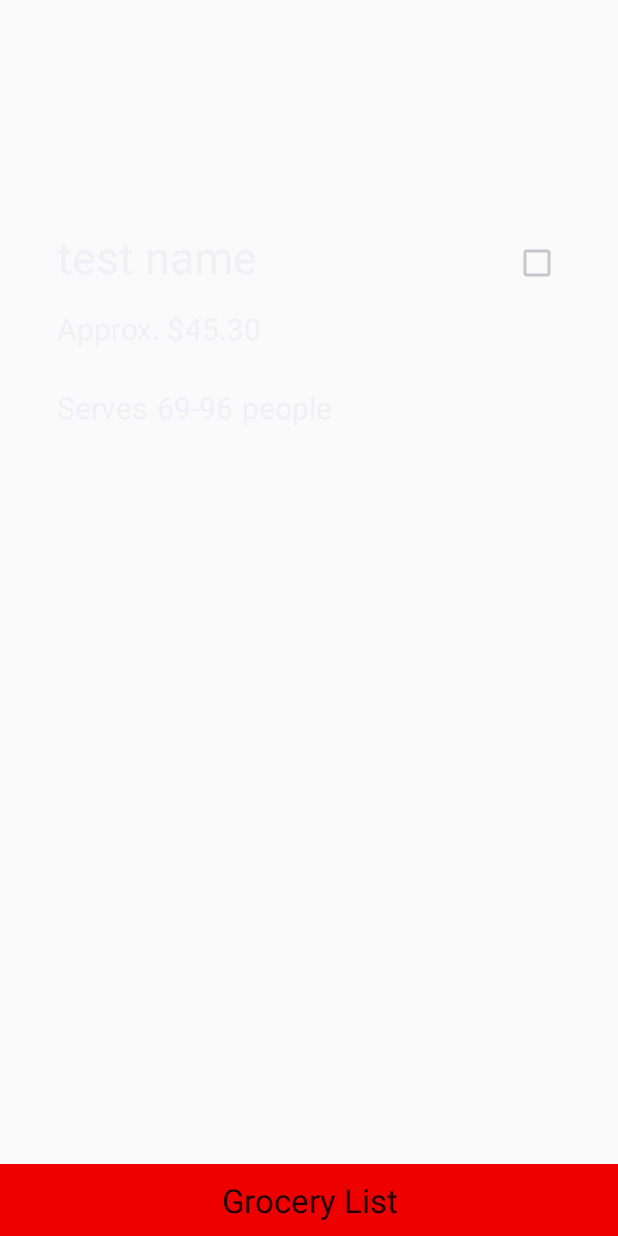
After one commit to dl2xu/FeedMid, an Android app: the RecipeListView screen opened directly, with no data from a screen before it, on a phone screen of 412 x 824 dp. The commit adds this screen. Run offline under Robolectric (Android 15) with nearby library versions, the phone set to English and light mode, and no system bars.

Commit message:
Compoud Control for recipes is working
compound contorl I made for displaying info about recipes is working

TODO: generate a list of the recipes to use based on lowest price and
create new instances of the new control using the info on that generated
list

```diff
--- a/app/build.gradle
+++ b/app/build.gradle
@@ -22,6 +22,7 @@ android {
 dependencies {
     compile fileTree(dir: 'libs', include: ['*.jar'])
     testCompile 'junit:junit:4.12'
-    compile 'com.android.support:appcompat-v7:23.2.1'
-    compile 'com.android.support:support-v4:23.2.1'
+    compile 'com.android.support:appcompat-v7:23.4.0'
+    compile 'com.android.support:support-v4:23.4.0'
+    compile 'com.android.support:design:23.4.0'
 }
--- a/app/src/main/AndroidManifest.xml
+++ b/app/src/main/AndroidManifest.xml
@@ -20,7 +20,11 @@
             </intent-filter>
         </activity>
         <activity android:name="app.layout.Empty" />
-        <activity android:name=".Window2"></activity>
+        <activity android:name=".Window2" />
+        <activity
+            android:name=".RecipeListView"
+            android:label="@string/title_activity_ingredient_list_view"
+            android:theme="@style/AppTheme.NoActionBar"></activity>
     </application>
 
 </manifest>
--- a/app/src/main/java/com/hackathon/feedmid/feedmid/FullscreenActivity.java
+++ b/app/src/main/java/com/hackathon/feedmid/feedmid/FullscreenActivity.java
@@ -9,6 +9,7 @@ import android.os.Handler;
 import android.view.MotionEvent;
 import android.view.View;
 import android.widget.Button;
+import android.widget.RelativeLayout;
 
 /**
  * An example full-screen activity that shows and hides the system UI (i.e.
@@ -41,7 +42,7 @@ public class FullscreenActivity extends AppCompatActivity {
 
 
     private void nextWindow(){
-        Intent intent = new Intent(this, Window2.class);
+        Intent intent = new Intent(this, RecipeListView.class);
         startActivity(intent);
     }
 
--- /dev/null
+++ b/app/src/main/java/com/hackathon/feedmid/feedmid/RecipeItem.java
@@ -0,0 +1,63 @@
+package com.hackathon.feedmid.feedmid;
+
+import android.content.Context;
+import android.util.AttributeSet;
+import android.view.LayoutInflater;
+import android.widget.RelativeLayout;
+import android.widget.TextView;
+import android.widget.CheckBox;
+
+import java.text.DecimalFormat;
+
+public class RecipeItem extends RelativeLayout {
+
+    private TextView name, approxDollars, serves, peopleServed, people, price;
+    private CheckBox checkBox;
+
+    public RecipeItem(Context context){
+        super(context);
+        initializeViews(context);
+    }
+
+    public RecipeItem (Context context, AttributeSet attrs) {
+        super(context, attrs);
+        initializeViews(context);
+    }
+
+    public RecipeItem(Context context,
+                       AttributeSet attrs,
+                       int defStyle) {
+        super(context, attrs, defStyle);
+        initializeViews(context);
+    }
+
+    private void initializeViews(Context context){
+        LayoutInflater inflater = (LayoutInflater) context.getSystemService(Context.LAYOUT_INFLATER_SERVICE);
+        inflater.inflate(R.layout.sample_recipe_view, this);
+    }
+
+    public void setName(String newName){
+        name = (TextView)this.findViewById(R.id.recipeName);
+        name.setText(newName);
+    }
+
+    public void setPeopleServed(String range){
+        peopleServed = (TextView)this.findViewById(R.id.servings);
+        peopleServed.setText(range);
+    }
+
+    public void setPrice(float p){
+        price = (TextView)this.findViewById(R.id.price);
+        DecimalFormat df = new DecimalFormat();
+        df.setMaximumFractionDigits(2);
+        df.setMinimumFractionDigits(2);
+        price.setText(df.format(p));
+    }
+
+    public boolean isChecked(){
+        checkBox = (CheckBox)this.findViewById(R.id.checkBox);
+        return checkBox.isChecked();
+    }
+
+
+}
--- /dev/null
+++ b/app/src/main/java/com/hackathon/feedmid/feedmid/RecipeListView.java
@@ -0,0 +1,35 @@
+package com.hackathon.feedmid.feedmid;
+
+import android.os.Bundle;
+import android.support.v7.app.AppCompatActivity;
+import android.widget.LinearLayout;
+import android.widget.RelativeLayout;
+import android.widget.ScrollView;
+
+public class RecipeListView extends AppCompatActivity {
+
+    @Override
+    protected void onCreate(Bundle savedInstanceState) {
+        super.onCreate(savedInstanceState);
+        setContentView(R.layout.recipe_list_view);
+
+        //acceptedRecipes
+        //get list of all recipes
+        //for each recipe, find ingredients
+        //superstorePrice = 0, coopPrice = 0, safewayPrice = 0;
+            //for each ingredient
+                //find superstore price, coop price, safeway price, add to total price of respective store
+            //compare 3 total prices, choose lowest one, set bestPrice and bestLocation and add to acceptedRecipes
+        //when this loop is done, acceptedRecipes is ready
+        LinearLayout recipes = (LinearLayout) findViewById(R.id.recipeLayout);
+        RecipeItem test = new RecipeItem(getBaseContext());
+        String testname = "test name";
+        test.setName(testname);
+        test.setPeopleServed("69-96");
+        test.setPrice((float)45.30);
+        recipes.addView(test);
+
+        //iterate through acceptedRecipes, adding objects to recipes
+    }
+
+}
--- a/app/src/main/res/layout/activity_fullscreen.xml
+++ b/app/src/main/res/layout/activity_fullscreen.xml
@@ -24,7 +24,8 @@
         android:background="#ee0000"
         android:layout_marginTop="75dp"
         android:layout_centerHorizontal="true"
-        android:layout_below="@+id/enterpricerangeTextView" />
+        android:layout_below="@+id/enterpricerangeTextView"
+        android:textAppearance="@android:style/TextAppearance.Holo.Large" />
 
     <TextView
         android:layout_width="wrap_content"
--- /dev/null
+++ b/app/src/main/res/layout/recipe_list_view.xml
@@ -0,0 +1,38 @@
+<?xml version="1.0" encoding="utf-8"?>
+<RelativeLayout xmlns:android="http://schemas.android.com/apk/res/android"
+    android:layout_width="match_parent" android:layout_height="match_parent">
+
+    <ScrollView
+        android:layout_width="match_parent"
+        android:layout_height="495dp"
+        android:id="@+id/ingredientScrollView"
+        android:layout_centerHorizontal="true" >
+
+        <LinearLayout
+            android:orientation="vertical"
+            android:layout_width="match_parent"
+            android:layout_height="match_parent"
+            android:id="@+id/ingredientList"></LinearLayout>
+    </ScrollView>
+
+    <Button
+        android:layout_width="match_parent"
+        android:layout_height="wrap_content"
+        android:text="Grocery List"
+        android:id="@+id/button2"
+        android:layout_gravity="center_horizontal|bottom"
+        android:background="#ee0000"
+        android:layout_alignParentBottom="true"
+        android:layout_centerHorizontal="true"
+        android:textAppearance="@android:style/TextAppearance.Large" />
+
+    <LinearLayout
+        android:orientation="vertical"
+        android:layout_width="match_parent"
+        android:layout_height="match_parent"
+        android:layout_alignParentTop="true"
+        android:layout_centerHorizontal="true"
+        android:layout_marginTop="119dp"
+        android:id="@+id/recipeLayout"></LinearLayout>
+
+</RelativeLayout>
--- /dev/null
+++ b/app/src/main/res/values-v21/styles.xml
@@ -0,0 +1,9 @@
+<resources>>
+
+    <style name="AppTheme.NoActionBar">
+        <item name="windowActionBar">false</item>
+        <item name="windowNoTitle">true</item>
+        <item name="android:windowDrawsSystemBarBackgrounds">true</item>
+        <item name="android:statusBarColor">@android:color/transparent</item>
+    </style>
+</resources>
--- a/app/src/main/res/values/dimens.xml
+++ b/app/src/main/res/values/dimens.xml
@@ -2,4 +2,5 @@
     <!-- Default screen margins, per the Android Design guidelines. -->
     <dimen name="activity_horizontal_margin">16dp</dimen>
     <dimen name="activity_vertical_margin">16dp</dimen>
+    <dimen name="fab_margin">16dp</dimen>
 </resources>
--- a/app/src/main/res/values/strings.xml
+++ b/app/src/main/res/values/strings.xml
@@ -3,4 +3,5 @@
 
     <string name="dummy_button">Dummy Button</string>
     <string name="dummy_content">DUMMY\nCONTENT</string>
+    <string name="title_activity_ingredient_list_view">IngredientListView</string>
 </resources>
--- a/app/src/main/res/values/styles.xml
+++ b/app/src/main/res/values/styles.xml
@@ -20,4 +20,13 @@
         <item name="android:background">@color/black_overlay</item>
     </style>
 
+    <style name="AppTheme.NoActionBar">
+        <item name="windowActionBar">false</item>
+        <item name="windowNoTitle">true</item>
+    </style>
+
+    <style name="AppTheme.AppBarOverlay" parent="ThemeOverlay.AppCompat.Dark.ActionBar" />
+
+    <style name="AppTheme.PopupOverlay" parent="ThemeOverlay.AppCompat.Light" />
+
 </resources>
```
Also changed, not shown: app/src/main/res/layout/activity_window2.xml (+1 -41 lines), app/src/main/res/layout/sample_recipe_view.xml (renamed from app/src/main/res/layout/sample_ingredient_view.xml).
